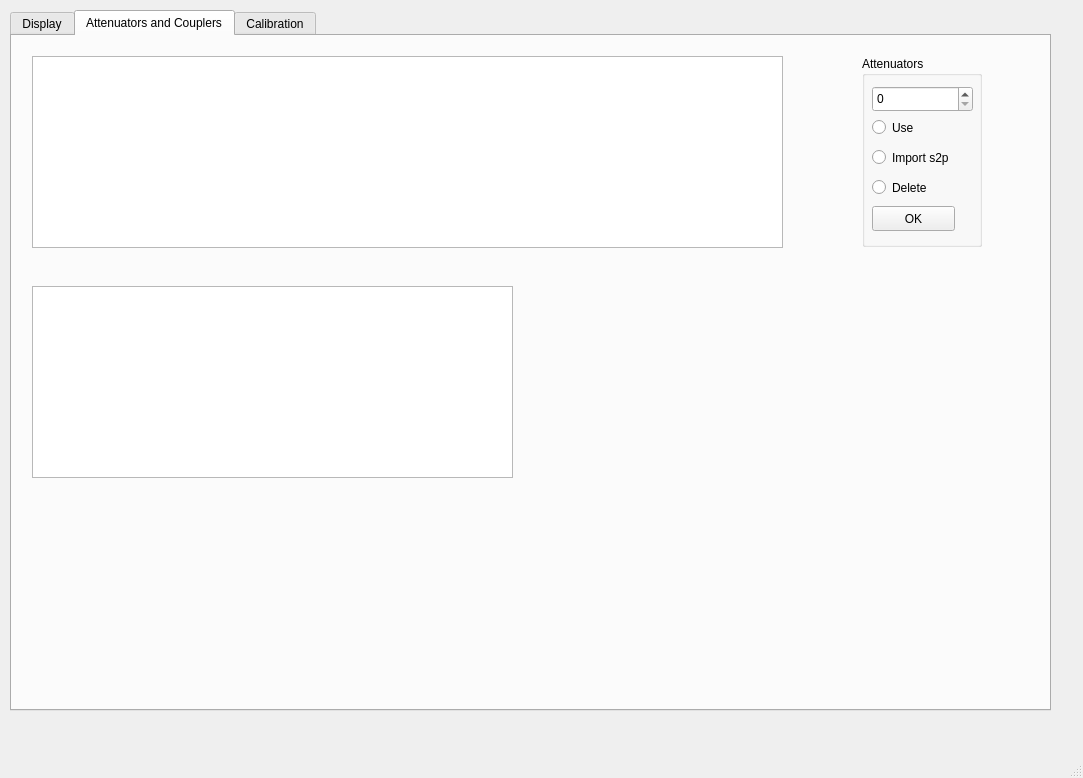
First picture: the form in powerMeter.ui, repository g4ixt/RFPowerMeter, before the edit.
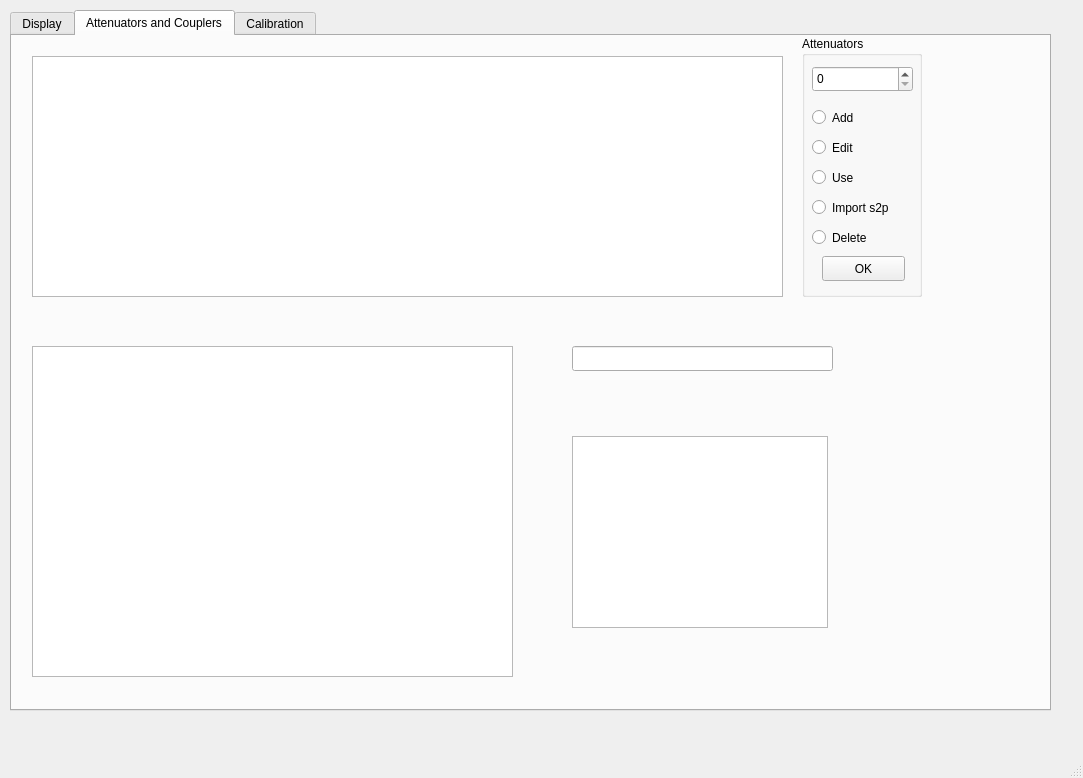
Second picture: the form after the edit. Custom widgets are drawn as their Qt base class.

```diff
--- a/powerMeter.ui
+++ b/powerMeter.ui
@@ -103,10 +103,10 @@
      <widget class="QGroupBox" name="groupBox">
       <property name="geometry">
        <rect>
-        <x>850</x>
-        <y>20</y>
+        <x>790</x>
+        <y>0</y>
         <width>120</width>
-        <height>191</height>
+        <height>261</height>
        </rect>
       </property>
       <property name="title">
@@ -115,8 +115,8 @@
       <widget class="QPushButton" name="importCal">
        <property name="geometry">
         <rect>
-         <x>10</x>
-         <y>150</y>
+         <x>20</x>
+         <y>220</y>
          <width>83</width>
          <height>25</height>
         </rect>
@@ -129,7 +129,7 @@
        <property name="geometry">
         <rect>
          <x>10</x>
-         <y>90</y>
+         <y>160</y>
          <width>106</width>
          <height>23</height>
         </rect>
@@ -142,7 +142,7 @@
        <property name="geometry">
         <rect>
          <x>10</x>
-         <y>120</y>
+         <y>190</y>
          <width>106</width>
          <height>23</height>
         </rect>
@@ -155,7 +155,7 @@
        <property name="geometry">
         <rect>
          <x>10</x>
-         <y>60</y>
+         <y>130</y>
          <width>106</width>
          <height>23</height>
         </rect>
@@ -174,6 +174,32 @@
         </rect>
        </property>
       </widget>
+      <widget class="QRadioButton" name="radioButton">
+       <property name="geometry">
+        <rect>
+         <x>10</x>
+         <y>100</y>
+         <width>106</width>
+         <height>23</height>
+        </rect>
+       </property>
+       <property name="text">
+        <string>Edit</string>
+       </property>
+      </widget>
+      <widget class="QRadioButton" name="radioButton_2">
+       <property name="geometry">
+        <rect>
+         <x>10</x>
+         <y>70</y>
+         <width>106</width>
+         <height>23</height>
+        </rect>
+       </property>
+       <property name="text">
+        <string>Add</string>
+       </property>
+      </widget>
      </widget>
      <widget class="QTableView" name="browseDevices">
       <property name="geometry">
@@ -181,7 +207,7 @@
         <x>20</x>
         <y>20</y>
         <width>751</width>
-        <height>192</height>
+        <height>241</height>
        </rect>
       </property>
      </widget>
@@ -189,22 +215,35 @@
       <property name="geometry">
        <rect>
         <x>20</x>
-        <y>250</y>
+        <y>310</y>
         <width>481</width>
+        <height>331</height>
+       </rect>
+      </property>
+      <property name="verticalScrollBarPolicy">
+       <enum>Qt::ScrollBarAsNeeded</enum>
+      </property>
+     </widget>
+     <widget class="QLineEdit" name="lineEdit">
+      <property name="geometry">
+       <rect>
+        <x>560</x>
+        <y>310</y>
+        <width>261</width>
+        <height>25</height>
+       </rect>
+      </property>
+     </widget>
+     <widget class="QTableView" name="tableView">
+      <property name="geometry">
+       <rect>
+        <x>560</x>
+        <y>400</y>
+        <width>256</width>
         <height>192</height>
        </rect>
       </property>
      </widget>
-     <widget class="QWidget" name="widgetMapper" native="true">
-      <property name="geometry">
-       <rect>
-        <x>540</x>
-        <y>260</y>
-        <width>441</width>
-        <height>191</height>
-       </rect>
-      </property>
-     </widget>
     </widget>
     <widget class="QWidget" name="tab_3">
      <attribute name="title">
```
